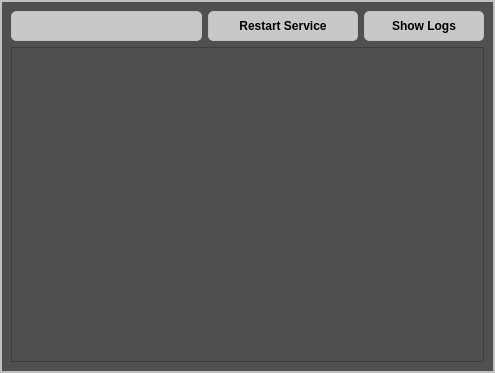
Qt form src/networkdialog.ui (aciklab/Hvl-Lightdm-Greeter) before a commit.
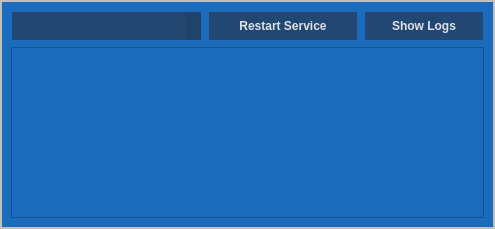
The same form after that commit. Icons and pictures are not drawn.

The edit to the form file:
```diff
--- a/src/networkdialog.ui
+++ b/src/networkdialog.ui
@@ -7,7 +7,7 @@
     <x>0</x>
     <y>0</y>
     <width>495</width>
-    <height>373</height>
+    <height>229</height>
    </rect>
   </property>
   <property name="windowTitle">
@@ -19,29 +19,28 @@
   <property name="styleSheet">
    <string notr="true">QDialog{
 
- 	background-color: rgba(80,80,80, 0);
+ 	background-color:  #1B6CBD;
 }
 
 
 #NDframe{
     border:2px solid silver;
-    background-color: rgba(80,80,80, 1);
+    background-color: #1B6CBD;
 }
 
 #NDtextEdit{
 	color: white;
 	font-size:12px;
-	background-color: rgba(80,80,80, 1);
+	background-color:  #1B6CBD;
 }
 
 QComboBox,
 QPushButton {
-    color:black;
+    color:#dfe3e8;
 	font-size:12px;
     font:bold;
-    border: 1px solid silver;
-    background-color: rgba(200, 200, 200,1);
-	border-radius: 5px;
+    border: 1px solid  #1B6CBD;
+    background-color: rgba(33, 67, 106,0.9);
 }
 
 QPushButton:pressed{
@@ -55,10 +54,11 @@
 }
 
 QComboBox::drop-down {
-    border:none;
-	font-size:18px;
-    text-align: right;
-	border-radius: 5px;
+    color:#dfe3e8;
+	font-size:12px;
+    font:bold;
+
+    background-color: rgba(33, 67, 106,0.9);
 }
 
 QComboBox::down-arrow {
```
Left out of the diff: 6 changed lines with no effect on the pictures.
